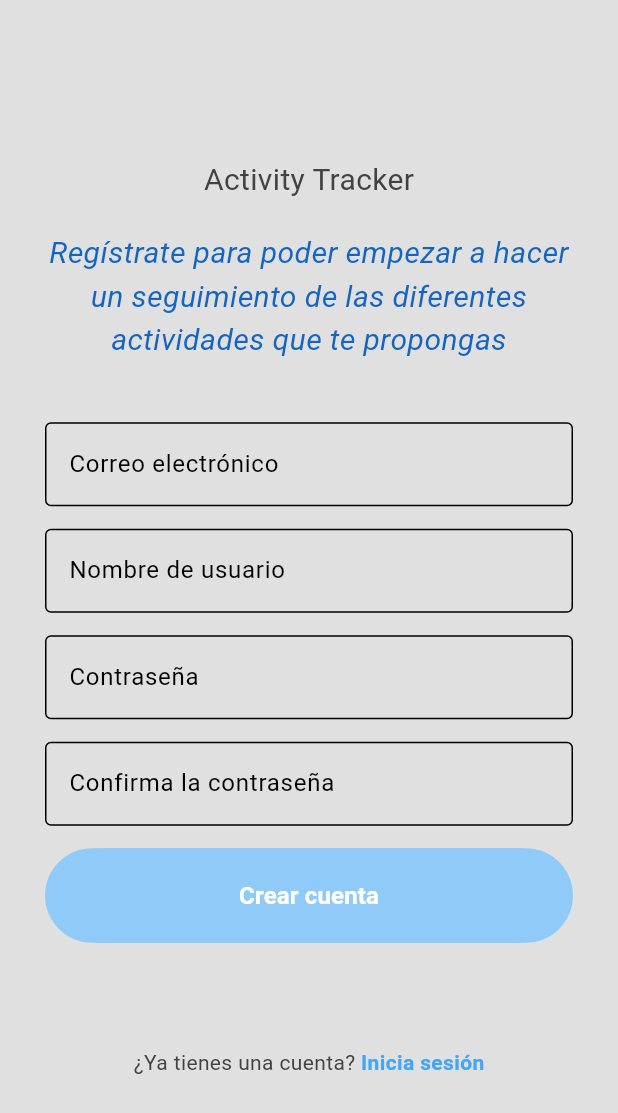
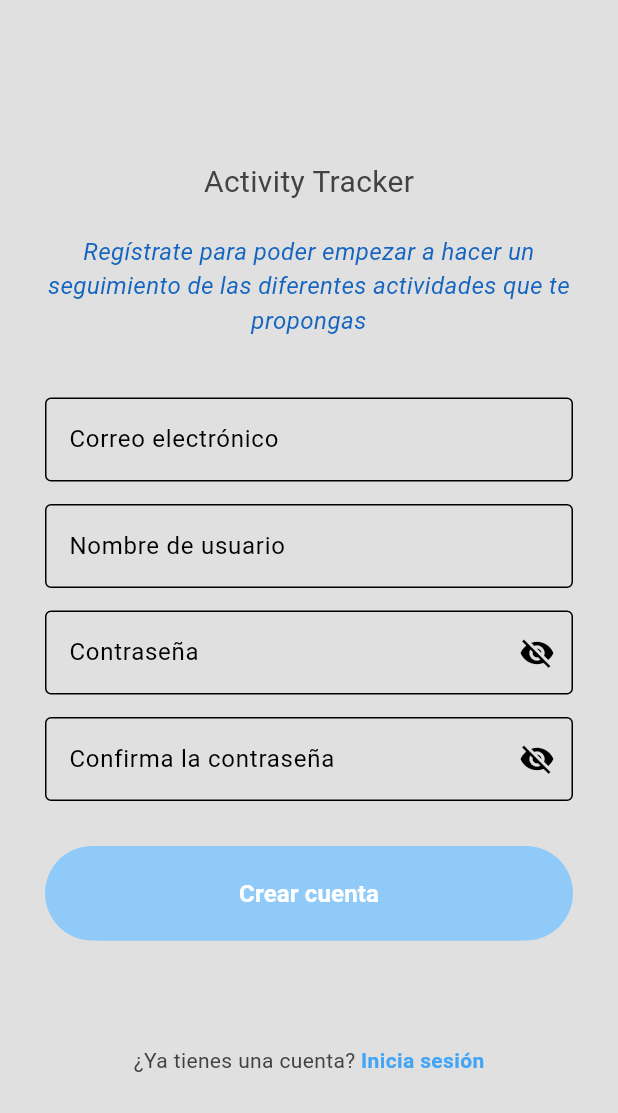
Before and after one commit to ignamarga1/ActivityTracker, a Flutter app: the screen it shows after launch, after a tap on "Acceder", after a tap on "Regístrate", on a phone screen of 412 x 824 dp. Shown: the top 1113 px of the screen. Run offline on Flutter 3.47's test engine with Material 3 defaults, Android fonts, the phone set to English and light mode, and no system bars; our stand-ins replace firebase_auth, firebase_core, fluttertoast; accounts and stored records are empty; network calls fail.

Commit message:
Added verification email to Register + minor fixes
- Register account -> Wait to verification email confirmation -> Login -> HomePage
- Improved Register form scrollability
- Fixed navigators
- UI tweaks

```diff
--- a/activity_tracker_flutter/lib/main.dart
+++ b/activity_tracker_flutter/lib/main.dart
@@ -1,3 +1,4 @@
+import 'package:activity_tracker_flutter/pages/email_verification_page.dart';
 import 'package:activity_tracker_flutter/pages/home_page.dart';
 import 'package:activity_tracker_flutter/pages/login_page.dart';
 import 'package:activity_tracker_flutter/pages/register_page.dart';
@@ -27,6 +28,7 @@ class MyApp extends StatelessWidget {
         '/' : (context) => HomePage(),
         '/login' : (context) => LoginPage(),
         '/register' : (context) => RegisterPage(),
+        '/emailVerification' : (context) => EmailVerificationPage(),
       },
     );
   }
--- a/activity_tracker_flutter/lib/pages/login_page.dart
+++ b/activity_tracker_flutter/lib/pages/login_page.dart
@@ -14,6 +14,15 @@ class _LoginPageState extends State<LoginPage> {
   final passwordController = TextEditingController();
   final _formKey = GlobalKey<FormState>();
 
+  var _isObscuredPassword = true;
+
+  @override
+  void dispose() {
+    super.dispose();
+    emailController.dispose();
+    passwordController.dispose();
+  }
+
   @override
   Widget build(BuildContext context) {
     return Scaffold(
@@ -21,6 +30,7 @@ class _LoginPageState extends State<LoginPage> {
       resizeToAvoidBottomInset: false,
       body: GestureDetector(
         onTap: () => FocusManager.instance.primaryFocus?.unfocus(),
+        behavior: HitTestBehavior.translucent,
         child: Center(
           child: Padding(
             padding: const EdgeInsets.all(30.0),
@@ -55,7 +65,7 @@ class _LoginPageState extends State<LoginPage> {
                   // Password
                   TextFormField(
                     controller: passwordController,
-                    obscureText: true,
+                    obscureText: _isObscuredPassword,
                     validator: (value) {
                       if (value == null || value.isEmpty) {
                         return 'El campo es obligatorio';
@@ -65,6 +75,16 @@ class _LoginPageState extends State<LoginPage> {
                     decoration: InputDecoration(
                       border: OutlineInputBorder(),
                       labelText: "Contraseña",
+                      suffixIcon: IconButton(
+                        onPressed: () {
+                          setState(() {
+                            _isObscuredPassword = !_isObscuredPassword;
+                          });
+                        },
+                        icon: _isObscuredPassword
+                            ? const Icon(Icons.visibility_off)
+                            : const Icon(Icons.visibility),
+                      ),
                     ),
                   ),
                   const SizedBox(height: 15),
--- a/activity_tracker_flutter/lib/pages/register_page.dart
+++ b/activity_tracker_flutter/lib/pages/register_page.dart
@@ -16,13 +16,16 @@ class _RegisterPageState extends State<RegisterPage> {
   final passwordConfirmationController = TextEditingController();
   final _formKey = GlobalKey<FormState>();
 
+  var _isObscuredPassword = true;
+  var _isObscuredPasswordConfirmation = true;
+
   @override
   Widget build(BuildContext context) {
     return Scaffold(
       backgroundColor: Theme.of(context).colorScheme.surface,
-      resizeToAvoidBottomInset: false,
       body: GestureDetector(
         onTap: () => FocusManager.instance.primaryFocus?.unfocus(),
+        behavior: HitTestBehavior.translucent,
         child: Center(
           child: Padding(
             padding: const EdgeInsets.all(30.0),
@@ -30,6 +33,8 @@ class _RegisterPageState extends State<RegisterPage> {
             // Form
             child: Form(
               key: _formKey,
+              child: SingleChildScrollView(
+                physics: BouncingScrollPhysics(),
                 child: Column(
                   mainAxisAlignment: MainAxisAlignment.center,
                   children: [
@@ -42,7 +47,7 @@ class _RegisterPageState extends State<RegisterPage> {
                       "Regístrate para poder empezar a hacer un seguimiento de las diferentes actividades que te propongas",
                       textAlign: TextAlign.center,
                       style: TextStyle(
-                      fontSize: 20,
+                        fontSize: 16,
                         fontStyle: FontStyle.italic,
                         color: Theme.of(context).colorScheme.inversePrimary,
                       ),
@@ -86,7 +91,7 @@ class _RegisterPageState extends State<RegisterPage> {
                     // Password
                     TextFormField(
                       controller: passwordController,
-                    obscureText: true,
+                      obscureText: _isObscuredPassword,
                       validator: (value) {
                         if (value == null || value.isEmpty) {
                           return 'El campo es obligatorio';
@@ -118,6 +123,16 @@ class _RegisterPageState extends State<RegisterPage> {
                       decoration: InputDecoration(
                         border: OutlineInputBorder(),
                         labelText: "Contraseña",
+                        suffixIcon: IconButton(
+                          onPressed: () {
+                            setState(() {
+                              _isObscuredPassword = !_isObscuredPassword;
+                            });
+                          },
+                          icon: _isObscuredPassword
+                              ? const Icon(Icons.visibility_off)
+                              : const Icon(Icons.visibility),
+                        ),
                       ),
                     ),
                     const SizedBox(height: 15),
@@ -125,7 +140,7 @@ class _RegisterPageState extends State<RegisterPage> {
                     // Confirm password
                     TextFormField(
                       controller: passwordConfirmationController,
-                    obscureText: true,
+                      obscureText: _isObscuredPasswordConfirmation,
                       validator: (value) {
                         if (value == null || value.isEmpty) {
                           return 'El campo es obligatorio';
@@ -139,16 +154,27 @@ class _RegisterPageState extends State<RegisterPage> {
                       decoration: InputDecoration(
                         border: OutlineInputBorder(),
                         labelText: "Confirma la contraseña",
+                        suffixIcon: IconButton(
+                          onPressed: () {
+                            setState(() {
+                              _isObscuredPasswordConfirmation =
+                                  !_isObscuredPasswordConfirmation;
+                            });
+                          },
+                          icon: _isObscuredPasswordConfirmation
+                              ? const Icon(Icons.visibility_off)
+                              : const Icon(Icons.visibility),
                         ),
                       ),
-                  const SizedBox(height: 15),
+                    ),
+                    const SizedBox(height: 30),
 
                     // Sign up button
                     StdButton(
                       text: "Crear cuenta",
                       onPressed: () async {
+                        FocusManager.instance.primaryFocus?.unfocus();
                         if (_formKey.currentState!.validate()) {
-                        FocusManager.instance.primaryFocus?.unfocus();
                           AuthService().signUp(
                             email: emailController.text,
                             username: usernameController.text,
@@ -187,6 +213,7 @@ class _RegisterPageState extends State<RegisterPage> {
             ),
           ),
         ),
+      ),
     );
   }
 }
```
Also changed, not shown: activity_tracker_flutter/lib/pages/email_verification_page.dart (added, +105 -0 lines), activity_tracker_flutter/lib/services/auth_service.dart (+21 -7 lines). Lines whose indentation alone changed are shown as unchanged.
